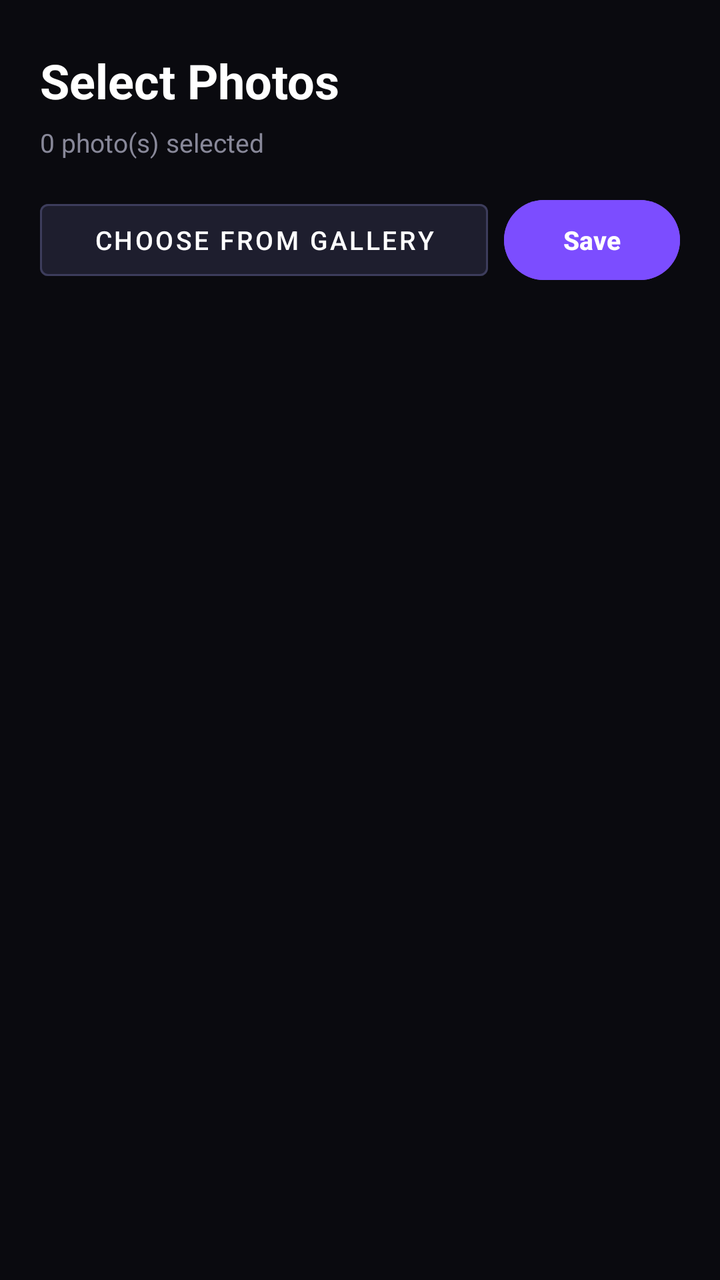
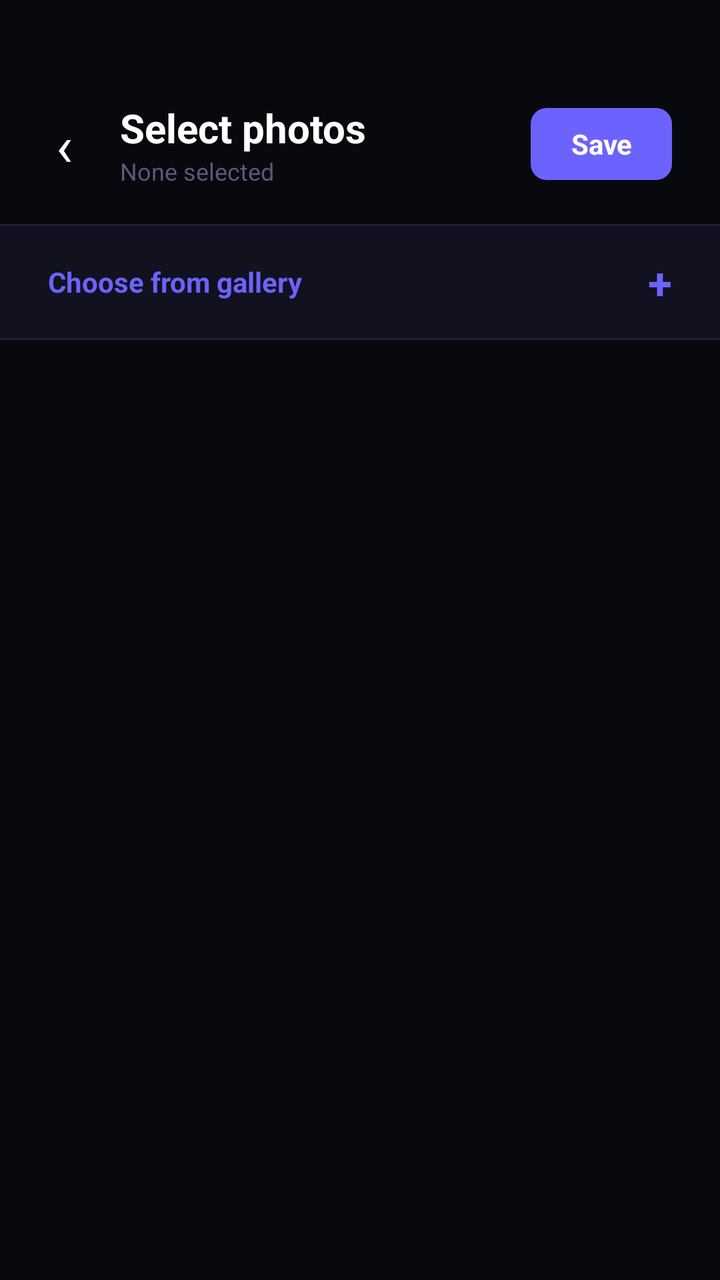

Screens rendered from an Android XML layout before and after an edit, with the pre-edit source and the edit as a unified diff.
<!-- AndroidManifest.xml: application theme Theme.Lumora -->
<!-- res/layout/activity_wallpaper_settings.xml -->
<?xml version="1.0" encoding="utf-8"?>
<androidx.constraintlayout.widget.ConstraintLayout
    xmlns:android="http://schemas.android.com/apk/res/android"
    xmlns:app="http://schemas.android.com/apk/res-auto"
    android:layout_width="match_parent"
    android:layout_height="match_parent"
    android:background="#0A0A0F">

    <TextView
        android:id="@+id/tv_heading"
        android:layout_width="wrap_content"
        android:layout_height="wrap_content"
        android:layout_marginStart="20dp"
        android:layout_marginTop="24dp"
        android:text="Select Photos"
        android:textColor="#FFFFFF"
        android:textSize="24sp"
        android:textStyle="bold"
        app:layout_constraintStart_toStartOf="parent"
        app:layout_constraintTop_toTopOf="parent" />

    <TextView
        android:id="@+id/tv_count"
        android:layout_width="wrap_content"
        android:layout_height="wrap_content"
        android:layout_marginStart="20dp"
        android:layout_marginTop="6dp"
        android:text="0 photo(s) selected"
        android:textColor="#888899"
        android:textSize="13sp"
        app:layout_constraintStart_toStartOf="parent"
        app:layout_constraintTop_toBottomOf="@id/tv_heading" />

    <com.google.android.material.button.MaterialButton
        android:id="@+id/btn_pick_photos"
        android:layout_width="0dp"
        android:layout_height="48dp"
        android:layout_marginStart="20dp"
        android:layout_marginTop="16dp"
        android:layout_marginEnd="8dp"
        android:backgroundTint="#1E1E2E"
        android:text="Choose from Gallery"
        android:textColor="#FFFFFF"
        android:textSize="13sp"
        app:strokeColor="#3D3D5C"
        app:strokeWidth="1dp"
        style="@style/Widget.MaterialComponents.Button.OutlinedButton"
        app:layout_constraintEnd_toStartOf="@id/btn_save"
        app:layout_constraintStart_toStartOf="parent"
        app:layout_constraintTop_toBottomOf="@id/tv_count" />

    <com.google.android.material.button.MaterialButton
        android:id="@+id/btn_save"
        android:layout_width="wrap_content"
        android:layout_height="48dp"
        android:layout_marginEnd="20dp"
        android:backgroundTint="#7C4DFF"
        android:text="Save"
        android:textColor="#FFFFFF"
        android:textSize="13sp"
        android:textStyle="bold"
        app:layout_constraintBottom_toBottomOf="@id/btn_pick_photos"
        app:layout_constraintEnd_toEndOf="parent"
        app:layout_constraintTop_toTopOf="@id/btn_pick_photos" />

    <androidx.recyclerview.widget.RecyclerView
        android:id="@+id/recycler_photos"
        android:layout_width="0dp"
        android:layout_height="0dp"
        android:layout_marginTop="16dp"
        android:layout_marginBottom="16dp"
        android:clipToPadding="false"
        android:padding="4dp"
        app:layout_constraintBottom_toBottomOf="parent"
        app:layout_constraintEnd_toEndOf="parent"
        app:layout_constraintStart_toStartOf="parent"
        app:layout_constraintTop_toBottomOf="@id/btn_pick_photos" />

</androidx.constraintlayout.widget.ConstraintLayout>
<!-- resources referenced by this layout -->
<resources>
  <style name="Theme.Lumora" parent="Base.Theme.Lumora" />
  <style name="Base.Theme.Lumora" parent="Theme.Material3.DayNight.NoActionBar">
          
          
      </style>
</resources>

<!-- the commit's change to res/layout/activity_wallpaper_settings.xml (unified diff, before → after) -->
@@ -1,79 +1,120 @@
 <?xml version="1.0" encoding="utf-8"?>
-<androidx.constraintlayout.widget.ConstraintLayout
+<LinearLayout
     xmlns:android="http://schemas.android.com/apk/res/android"
-    xmlns:app="http://schemas.android.com/apk/res-auto"
     android:layout_width="match_parent"
     android:layout_height="match_parent"
-    android:background="#0A0A0F">
+    android:orientation="vertical"
+    android:background="#08080F">
 
-    <TextView
-        android:id="@+id/tv_heading"
-        android:layout_width="wrap_content"
+    
+    <LinearLayout
+        android:layout_width="match_parent"
         android:layout_height="wrap_content"
-        android:layout_marginStart="20dp"
-        android:layout_marginTop="24dp"
-        android:text="Select Photos"
-        android:textColor="#FFFFFF"
-        android:textSize="24sp"
-        android:textStyle="bold"
-        app:layout_constraintStart_toStartOf="parent"
-        app:layout_constraintTop_toTopOf="parent" />
+        android:orientation="horizontal"
+        android:gravity="center_vertical"
+        android:paddingStart="8dp"
+        android:paddingEnd="24dp"
+        android:paddingTop="48dp"
+        android:paddingBottom="16dp">
 
-    <TextView
-        android:id="@+id/tv_count"
-        android:layout_width="wrap_content"
-        android:layout_height="wrap_content"
-        android:layout_marginStart="20dp"
-        android:layout_marginTop="6dp"
-        android:text="0 photo(s) selected"
-        android:textColor="#888899"
-        android:textSize="13sp"
-        app:layout_constraintStart_toStartOf="parent"
-        app:layout_constraintTop_toBottomOf="@id/tv_heading" />
+        <TextView
+            android:id="@+id/btn_back"
+            android:layout_width="48dp"
+            android:layout_height="48dp"
+            android:gravity="center"
+            android:text="‹"
+            android:textColor="#FFFFFF"
+            android:textSize="28sp" />
 
-    <com.google.android.material.button.MaterialButton
+        <LinearLayout
+            android:layout_width="0dp"
+            android:layout_height="wrap_content"
+            android:layout_weight="1"
+            android:orientation="vertical"
+            android:layout_marginStart="4dp">
+
+            <TextView
+                android:layout_width="wrap_content"
+                android:layout_height="wrap_content"
+                android:text="Select photos"
+                android:textColor="#FFFFFF"
+                android:textSize="20sp"
+                android:textStyle="bold" />
+
+            <TextView
+                android:id="@+id/tv_count"
+                android:layout_width="wrap_content"
+                android:layout_height="wrap_content"
+                android:text="None selected"
+                android:textColor="#5A5A7A"
+                android:textSize="12sp" />
+
+        </LinearLayout>
+
+        <TextView
+            android:id="@+id/btn_save"
+            android:layout_width="wrap_content"
+            android:layout_height="36dp"
+            android:gravity="center"
+            android:paddingStart="20dp"
+            android:paddingEnd="20dp"
+            android:text="Save"
+            android:textColor="#FFFFFF"
+            android:textSize="14sp"
+            android:textStyle="bold"
+            android:background="@drawable/bg_save_button" />
+
+    </LinearLayout>
+
+    
+    <View
+        android:layout_width="match_parent"
+        android:layout_height="1dp"
+        android:background="#1E1E35" />
+
+    
+    <LinearLayout
         android:id="@+id/btn_pick_photos"
-        android:layout_width="0dp"
-        android:layout_height="48dp"
-        android:layout_marginStart="20dp"
-        android:layout_marginTop="16dp"
-        android:layout_marginEnd="8dp"
-        android:backgroundTint="#1E1E2E"
-        android:text="Choose from Gallery"
-        android:textColor="#FFFFFF"
-        android:textSize="13sp"
-        app:strokeColor="#3D3D5C"
-        app:strokeWidth="1dp"
-        style="@style/Widget.MaterialComponents.Button.OutlinedButton"
-        app:layout_constraintEnd_toStartOf="@id/btn_save"
-        app:layout_constraintStart_toStartOf="parent"
-        app:layout_constraintTop_toBottomOf="@id/tv_count" />
+        android:layout_width="match_parent"
+        android:layout_height="56dp"
+        android:orientation="horizontal"
+        android:gravity="center_vertical"
+        android:paddingStart="24dp"
+        android:paddingEnd="24dp"
+        android:background="#111120">
 
-    <com.google.android.material.button.MaterialButton
-        android:id="@+id/btn_save"
-        android:layout_width="wrap_content"
-        android:layout_height="48dp"
-        android:layout_marginEnd="20dp"
-        android:backgroundTint="#7C4DFF"
-        android:text="Save"
-        android:textColor="#FFFFFF"
-        android:textSize="13sp"
-        android:textStyle="bold"
-        app:layout_constraintBottom_toBottomOf="@id/btn_pick_photos"
-        app:layout_constraintEnd_toEndOf="parent"
-        app:layout_constraintTop_toTopOf="@id/btn_pick_photos" />
+        <TextView
+            android:layout_width="0dp"
+            android:layout_height="wrap_content"
+            android:layout_weight="1"
+            android:text="Choose from gallery"
+            android:textColor="#6C63FF"
+            android:textSize="14sp"
+            android:textStyle="bold" />
 
+        <TextView
+            android:layout_width="wrap_content"
+            android:layout_height="wrap_content"
+            android:text="+"
+            android:textColor="#6C63FF"
+            android:textSize="22sp"
+            android:textStyle="bold" />
+
+    </LinearLayout>
+
+    
+    <View
+        android:layout_width="match_parent"
+        android:layout_height="1dp"
+        android:background="#1E1E35" />
+
+    
     <androidx.recyclerview.widget.RecyclerView
         android:id="@+id/recycler_photos"
-        android:layout_width="0dp"
+        android:layout_width="match_parent"
         android:layout_height="0dp"
-        android:layout_marginTop="16dp"
-        android:layout_marginBottom="16dp"
-        android:clipToPadding="false"
-        android:padding="4dp"
-        app:layout_constraintBottom_toBottomOf="parent"
-        app:layout_constraintEnd_toEndOf="parent"
-        app:layout_constraintStart_toStartOf="parent"
-        app:layout_constraintTop_toBottomOf="@id/btn_pick_photos" />
+        android:layout_weight="1"
+        android:padding="3dp"
+        android:clipToPadding="false" />
 
-</androidx.constraintlayout.widget.ConstraintLayout>
+</LinearLayout>
<!-- resource entries referenced after the edit -->
@@ -1,5 +1,12 @@
 <!-- resources referenced by this layout -->
 <resources>
+  <!-- drawable bg_save_button (drawable) -->
+  <?xml version="1.0" encoding="utf-8"?>
+  <shape xmlns:android="http://schemas.android.com/apk/res/android"
+      android:shape="rectangle">
+      <solid android:color="#6C63FF" />
+      <corners android:radius="8dp" />
+  </shape>
   <style name="Theme.Lumora" parent="Base.Theme.Lumora" />
   <style name="Base.Theme.Lumora" parent="Theme.Material3.DayNight.NoActionBar">
           
